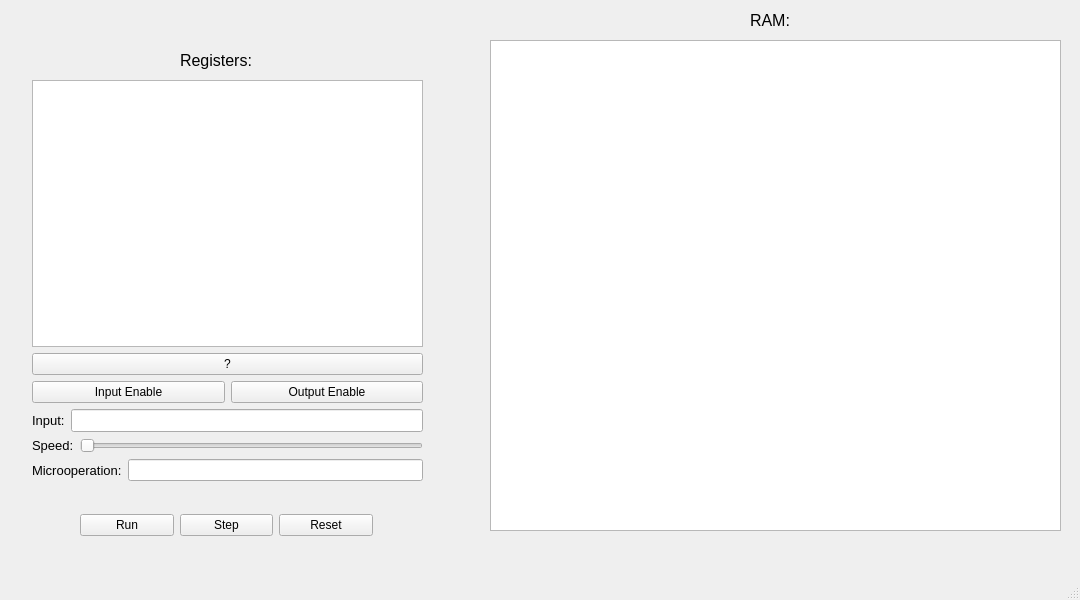
Before: the Qt Designer form Basic_Computer/ramwindow.ui in Alireza-Abrehforoush/Colossus, drawn with Qt 5.
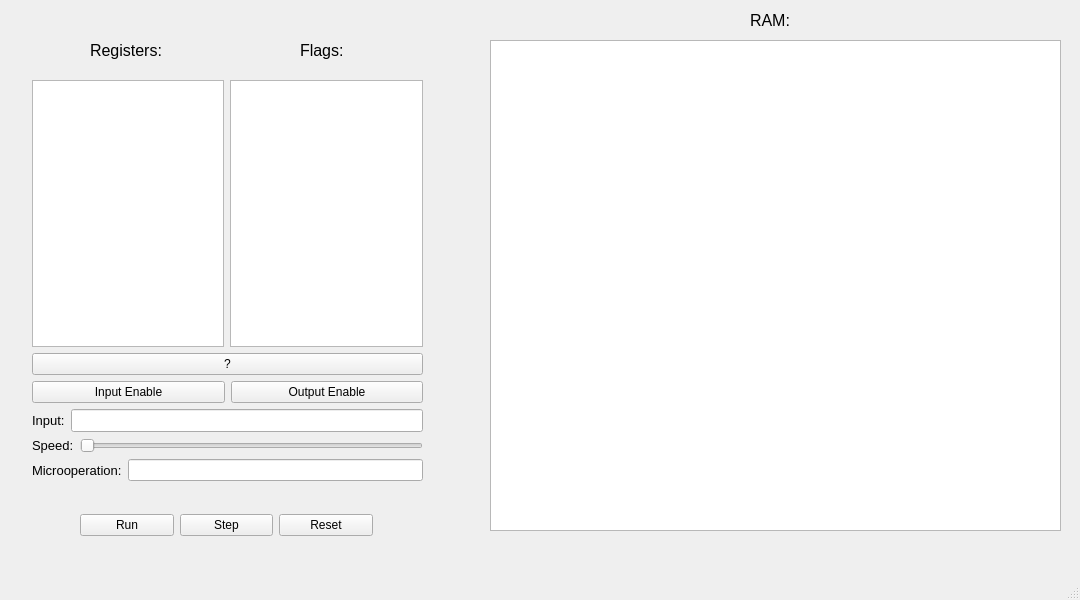
After: the same form once the commit is applied.

```diff
--- a/Basic_Computer/ramwindow.ui
+++ b/Basic_Computer/ramwindow.ui
@@ -45,8 +45,8 @@
    <widget class="QLabel" name="label_2">
     <property name="geometry">
      <rect>
-      <x>180</x>
-      <y>40</y>
+      <x>90</x>
+      <y>30</y>
       <width>91</width>
       <height>41</height>
      </rect>
@@ -60,6 +60,24 @@
      <string>Registers:</string>
     </property>
    </widget>
+   <widget class="QLabel" name="label_6">
+    <property name="geometry">
+     <rect>
+      <x>300</x>
+      <y>30</y>
+      <width>61</width>
+      <height>41</height>
+     </rect>
+    </property>
+    <property name="font">
+     <font>
+      <pointsize>12</pointsize>
+     </font>
+    </property>
+    <property name="text">
+     <string>Flags:</string>
+    </property>
+   </widget>
    <widget class="QWidget" name="">
     <property name="geometry">
      <rect>
@@ -104,7 +122,14 @@
     </property>
     <layout class="QVBoxLayout" name="verticalLayout">
      <item>
-      <widget class="QTableWidget" name="register_table"/>
+      <layout class="QHBoxLayout" name="horizontalLayout_6">
+       <item>
+        <widget class="QTableWidget" name="register_table"/>
+       </item>
+       <item>
+        <widget class="QTableWidget" name="flags_table"/>
+       </item>
+      </layout>
      </item>
      <item>
       <widget class="QPushButton" name="help">
```
Left out of the diff: 4 changed lines with no effect on the pictures.
